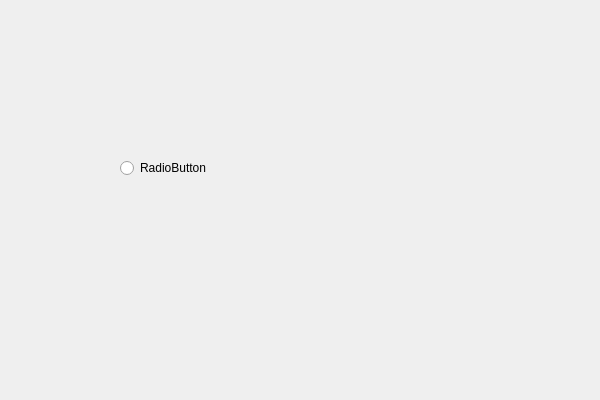
The window that src/FormInitialConditions.ui (Aiopr-bits/MAVES) describes before a commit, drawn with Qt 5.
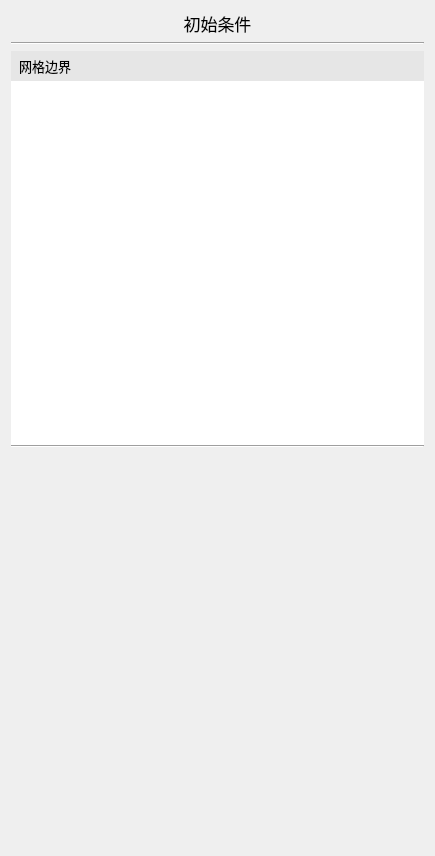
The same window after the commit.

Commit message: feat:初始条件子面板UI设计

What changed in the file:
```diff
--- a/src/FormInitialConditions.ui
+++ b/src/FormInitialConditions.ui
@@ -6,26 +6,195 @@
    <rect>
     <x>0</x>
     <y>0</y>
-    <width>600</width>
-    <height>400</height>
+    <width>435</width>
+    <height>856</height>
    </rect>
   </property>
   <property name="windowTitle">
    <string>FormInitialConditions</string>
   </property>
-  <widget class="QRadioButton" name="radioButton">
-   <property name="geometry">
-    <rect>
-     <x>120</x>
-     <y>160</y>
-     <width>89</width>
-     <height>16</height>
-    </rect>
-   </property>
-   <property name="text">
-    <string>RadioButton</string>
-   </property>
-  </widget>
+  <layout class="QGridLayout" name="gridLayout_2">
+   <item row="0" column="0">
+    <layout class="QVBoxLayout" name="verticalLayout_2">
+     <item>
+      <widget class="QLabel" name="label">
+       <property name="font">
+        <font>
+         <pointsize>13</pointsize>
+        </font>
+       </property>
+       <property name="text">
+        <string>初始条件</string>
+       </property>
+       <property name="alignment">
+        <set>Qt::AlignCenter</set>
+       </property>
+      </widget>
+     </item>
+     <item>
+      <widget class="Line" name="line">
+       <property name="orientation">
+        <enum>Qt::Horizontal</enum>
+       </property>
+      </widget>
+     </item>
+     <item>
+      <widget class="QWidget" name="widget_2" native="true">
+       <layout class="QGridLayout" name="gridLayout">
+        <property name="leftMargin">
+         <number>0</number>
+        </property>
+        <property name="topMargin">
+         <number>0</number>
+        </property>
+        <property name="rightMargin">
+         <number>0</number>
+        </property>
+        <property name="bottomMargin">
+         <number>0</number>
+        </property>
+        <item row="0" column="0">
+         <layout class="QVBoxLayout" name="verticalLayout">
+          <property name="spacing">
+           <number>0</number>
+          </property>
+          <item>
+           <widget class="QLabel" name="label_2">
+            <property name="minimumSize">
+             <size>
+              <width>0</width>
+              <height>30</height>
+             </size>
+            </property>
+            <property name="maximumSize">
+             <size>
+              <width>16777215</width>
+              <height>30</height>
+             </size>
+            </property>
+            <property name="font">
+             <font>
+              <family>Agency FB</family>
+              <pointsize>10</pointsize>
+             </font>
+            </property>
+            <property name="styleSheet">
+             <string notr="true">QLabel {
+    background-color: rgb(230, 230, 230); /* 背景色 */
+    padding-left: 5px; /* 左侧内边距 */
+}
+
+</string>
+            </property>
+            <property name="text">
+             <string>网格边界</string>
+            </property>
+            <property name="alignment">
+             <set>Qt::AlignLeading|Qt::AlignLeft|Qt::AlignVCenter</set>
+            </property>
+           </widget>
+          </item>
+          <item>
+           <widget class="QListWidget" name="listWidget">
+            <property name="styleSheet">
+             <string notr="true">QListWidget::item {
+    padding: 0px;
+    min-height: 30px; /* 设置最小高度 */
+    max-height: 30px; /* 设置最大高度 */
+    color: #000000; /* 默认文字颜色 */
+}
+
+QListWidget:focus {
+    outline: none;
+}
+
+QListWidget {
+    border: none;
+}
+
+QListWidget::item {
+    background: #FFFFFF;
+}
+
+QListWidget::item:hover {
+    background: #F7F7F7;
+}
+
+QListWidget::item:selected {
+    background: #EEEEEE;
+    color: #000000; /* 选中时文字颜色为黑色 */
+}
+
+QListWidget QScrollBar:vertical {
+    border: 1px solid #dcdcdc;
+    background: white;
+    width: 12px;
+    margin: 0px 0px 0px 0px;
+}
+
+QListWidget QScrollBar::handle:vertical {
+    background: #bfbfbf;
+    min-height: 20px;
+    border-radius: 5px;
+}
+
+QListWidget QScrollBar::add-line:vertical {
+    background: white;
+    height: 0px;
+    subcontrol-position: bottom;
+    subcontrol-origin: margin;
+}
+
+QListWidget QScrollBar::sub-line:vertical {
+    background: white;
+    height: 0px;
+    subcontrol-position: top;
+    subcontrol-origin: margin;
+}
+
+QListWidget QScrollBar::up-arrow:vertical,
+QListWidget QScrollBar::down-arrow:vertical {
+    border: none;
+    width: 0px;
+    height: 0px;
+    background: none;
+}
+
+QListWidget QScrollBar::add-page:vertical,
+QListWidget QScrollBar::sub-page:vertical {
+    background: none;
+}</string>
+            </property>
+           </widget>
+          </item>
+          <item>
+           <widget class="Line" name="line_2">
+            <property name="orientation">
+             <enum>Qt::Horizontal</enum>
+            </property>
+           </widget>
+          </item>
+         </layout>
+        </item>
+       </layout>
+      </widget>
+     </item>
+     <item>
+      <spacer name="verticalSpacer">
+       <property name="orientation">
+        <enum>Qt::Vertical</enum>
+       </property>
+       <property name="sizeHint" stdset="0">
+        <size>
+         <width>20</width>
+         <height>40</height>
+        </size>
+       </property>
+      </spacer>
+     </item>
+    </layout>
+   </item>
+  </layout>
  </widget>
  <layoutdefault spacing="6" margin="11"/>
  <resources/>
```
The commit also changes 14 other files.
